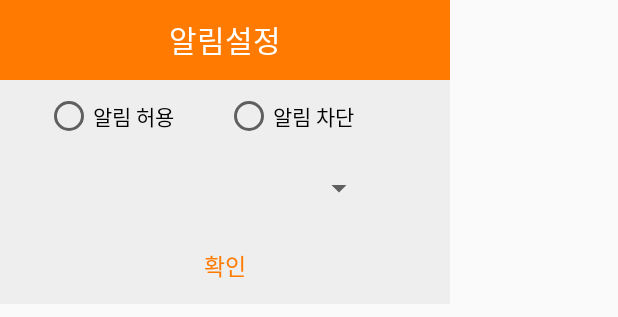
After one commit to lalala5772/sCatdule, an Android app: the layout activity_spiner.xml on its own in the app's theme, with its tools: preview values and no code run, on a phone screen of 412 x 824 dp. The commit adds this screen. Shown: the top 317 px of the screen. Run offline under Robolectric (Android 15) with nearby library versions, the phone set to English and light mode, and no system bars.

Commit message:
Spiner, Alarm error

```diff
--- /dev/null
+++ b/app/src/main/java/com/example/scatdule_tmp/Utils/createNotificationChannel.java
@@ -0,0 +1,4 @@
+package com.example.scatdule_tmp.Utils;
+
+public class createNotificationChannel {
+}
--- /dev/null
+++ b/app/src/main/res/layout/activity_spiner.xml
@@ -0,0 +1,68 @@
+<?xml version="1.0" encoding="utf-8"?>
+<LinearLayout xmlns:android="http://schemas.android.com/apk/res/android"
+    android:background="#eeeeee"
+    android:orientation="vertical"
+    android:layout_width="300dp"
+    android:layout_height="wrap_content">
+    <LinearLayout
+        android:orientation="horizontal"
+        android:layout_width="match_parent"
+        android:layout_height="wrap_content">
+        <TextView
+            android:layout_width="match_parent"
+            android:layout_height="53dp"
+            android:background="#ff7a00"
+            android:gravity="center"
+            android:text="알림설정"
+            android:textColor="#fff"
+            android:textSize="20sp" />
+    </LinearLayout>
+
+    <RadioGroup
+        android:layout_width="match_parent"
+        android:layout_height="match_parent"
+        android:gravity="center"
+        android:orientation="horizontal">
+
+        <RadioButton
+            android:id="@+id/radioButton3"
+            android:layout_width="120dp"
+            android:layout_height="48dp"
+            android:text="알림 허용"
+            android:textColor="@color/black"/>
+
+        <RadioButton
+            android:id="@+id/radioButton4"
+            android:layout_width="120dp"
+            android:layout_height="48dp"
+            android:text="알림 차단"
+            android:textColor="@color/black"/>
+    </RadioGroup>
+
+    <Spinner
+        android:id="@+id/spinner1"
+        android:layout_width="200dp"
+        android:layout_height="wrap_content"
+        android:layout_gravity="center"
+        android:minHeight="48dp"
+        android:spinnerMode="dropdown" />
+
+    <LinearLayout
+        android:orientation="horizontal"
+        android:gravity="center"
+        android:layout_width="match_parent"
+        android:layout_height="wrap_content">
+
+        <Button
+            android:id="@+id/confirmation"
+            android:layout_width="match_parent"
+            android:layout_height="53dp"
+            android:background="#00000000"
+            android:gravity="center"
+            android:onClick="mOnClose"
+            android:padding="16dp"
+            android:text="확인"
+            android:textColor="#ff7a00"
+            android:textSize="15sp" />
+    </LinearLayout>
+</LinearLayout>
```
Also changed, not shown: app/build.gradle (+7 -0 lines), app/src/main/AndroidManifest.xml (+19 -1 lines), app/src/main/java/com/example/scatdule_tmp/AlarmRecevier.java (added, +65 -0 lines), app/src/main/java/com/example/scatdule_tmp/KakaoApplication.java (+16 -3 lines), app/src/main/java/com/example/scatdule_tmp/MainActivity.java (+28 -1 lines), app/src/main/java/com/example/scatdule_tmp/SettingActivity.java (+15 -0 lines), app/src/main/java/com/example/scatdule_tmp/SpinerActivity.java (added, +137 -0 lines), app/src/main/res/drawable/cat.png (added), 1 other file.
